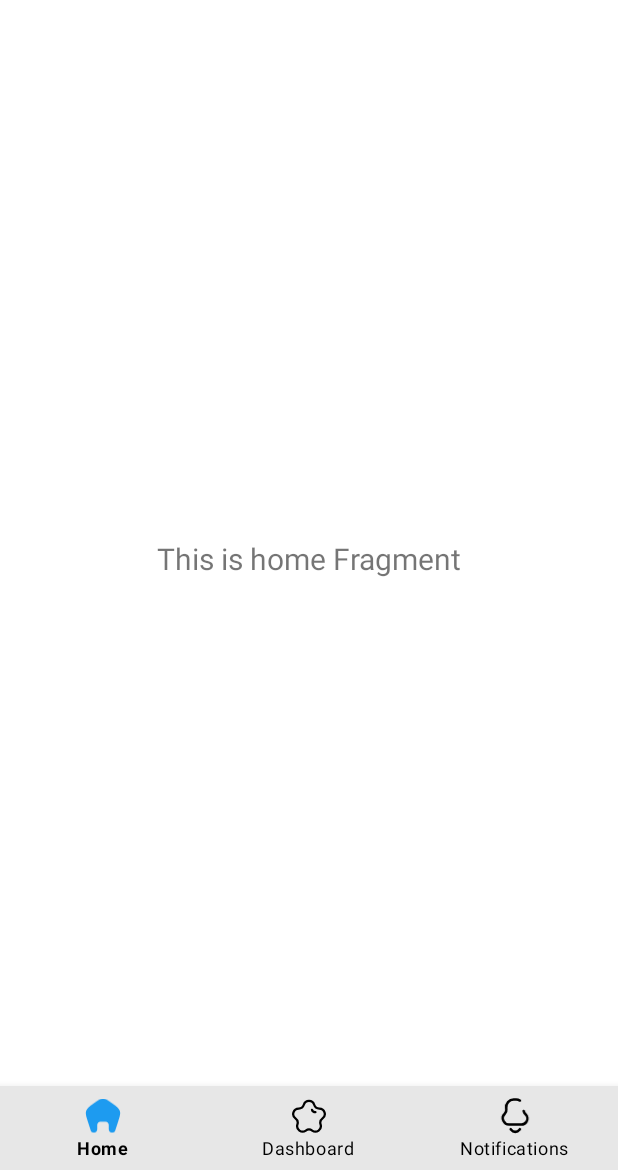
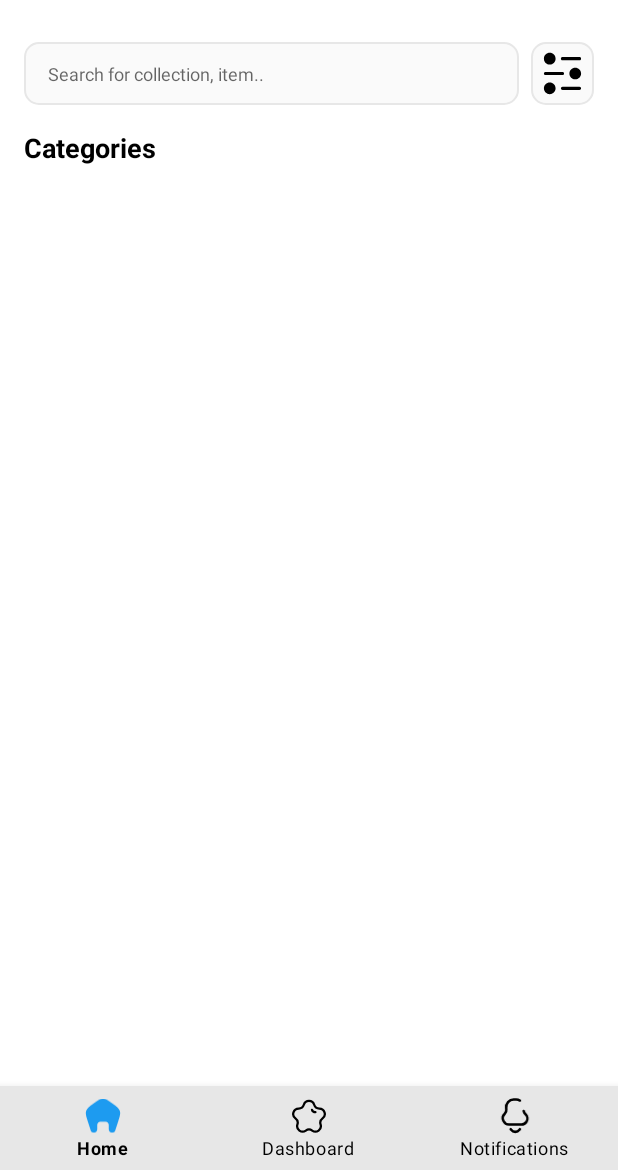
Before and after one commit to shakiz/nft_u, an Android app: the screen it shows after launch (MainActivity), on a phone screen of 412 x 824 dp, the part 66-1236 px from its top. Run offline under Robolectric (Android 15) with nearby library versions, the phone set to English and light mode, and no system bars; our stand-ins replace navigation-ui.

Commit message:
Add observer and viewModel call for NFT category in home fragment

```diff
--- a/app/src/main/java/com/digital/nftu/presentation/views/home/HomeFragment.kt
+++ b/app/src/main/java/com/digital/nftu/presentation/views/home/HomeFragment.kt
@@ -2,8 +2,6 @@ package com.digital.nftu.presentation.views.home
 
 import android.os.Bundle
 import android.view.*
-import android.widget.TextView
-import android.widget.Toast
 import androidx.core.view.MenuHost
 import androidx.core.view.MenuProvider
 import androidx.fragment.app.Fragment
@@ -18,6 +16,8 @@ class HomeFragment : Fragment() {
     private var _binding: FragmentHomeBinding? = null
     private val binding get() = _binding!!
 
+    private lateinit var viewModel: HomeViewModel
+
     override fun onCreate(savedInstanceState: Bundle?) {
         super.onCreate(savedInstanceState)
     }
@@ -27,17 +27,11 @@ class HomeFragment : Fragment() {
         container: ViewGroup?,
         savedInstanceState: Bundle?
     ): View {
-        val homeViewModel =
-            ViewModelProvider(this).get(HomeViewModel::class.java)
+        viewModel =
+            ViewModelProvider(this)[HomeViewModel::class.java]
 
         _binding = FragmentHomeBinding.inflate(inflater, container, false)
-        val root: View = binding.root
-
-        val textView: TextView = binding.textHome
-        homeViewModel.text.observe(viewLifecycleOwner) {
-            textView.text = it
-        }
-        return root
+        return binding.root
     }
 
     override fun onViewCreated(view: View, savedInstanceState: Bundle?) {
@@ -45,6 +39,8 @@ class HomeFragment : Fragment() {
 
         setupToolbar()
         prepareToolbarMenus()
+        initObserver()
+        viewModel.fetchCategoryItems()
     }
 
     private fun setupToolbar(){
@@ -75,6 +71,10 @@ class HomeFragment : Fragment() {
         }, viewLifecycleOwner, Lifecycle.State.RESUMED)
     }
 
+    private fun initObserver(){
+
+    }
+
     override fun onDestroyView() {
         super.onDestroyView()
         _binding = null
--- a/app/src/main/java/com/digital/nftu/presentation/views/home/HomeViewModel.kt
+++ b/app/src/main/java/com/digital/nftu/presentation/views/home/HomeViewModel.kt
@@ -10,4 +10,8 @@ class HomeViewModel : ViewModel() {
         value = "This is home Fragment"
     }
     val text: LiveData<String> = _text
+
+    fun fetchCategoryItems(){
+
+    }
 }
--- a/app/src/main/res/layout/fragment_home.xml
+++ b/app/src/main/res/layout/fragment_home.xml
@@ -42,17 +42,44 @@
 
     </com.google.android.material.appbar.MaterialToolbar>
 
+    <include
+        android:id="@+id/layoutFilter"
+        layout="@layout/item_layout_filter"
+        android:layout_height="wrap_content"
+        android:layout_width="0dp"
+        android:layout_marginStart="16dp"
+        android:layout_marginEnd="16dp"
+        android:layout_marginTop="16dp"
+        app:layout_constraintTop_toBottomOf="@id/toolbar"
+        app:layout_constraintStart_toStartOf="parent"
+        app:layout_constraintEnd_toEndOf="parent"/>
+
     <TextView
-        android:id="@+id/text_home"
+        android:id="@+id/tvCategoryHeading"
+        style="@style/ToolbarTitleTextStyle"
+        android:layout_width="0dp"
+        android:layout_height="wrap_content"
+        android:layout_marginStart="16dp"
+        android:layout_marginEnd="16dp"
+        android:layout_marginTop="16dp"
+        android:text="@string/categories"
+        android:textColor="@color/black"
+        app:layout_constraintStart_toStartOf="parent"
+        app:layout_constraintEnd_toEndOf="parent"
+        app:layout_constraintTop_toBottomOf="@id/layoutFilter"/>
+
+    <androidx.recyclerview.widget.RecyclerView
+        android:id="@+id/rvCategory"
         android:layout_width="match_parent"
         android:layout_height="wrap_content"
-        android:layout_marginStart="8dp"
-        android:layout_marginTop="8dp"
-        android:layout_marginEnd="8dp"
-        android:textAlignment="center"
-        android:textSize="20sp"
-        app:layout_constraintBottom_toBottomOf="parent"
+        android:layout_marginStart="16dp"
+        android:layout_marginEnd="16dp"
+        android:layout_marginTop="12dp"
+        app:layout_constraintStart_toStartOf="parent"
         app:layout_constraintEnd_toEndOf="parent"
-        app:layout_constraintStart_toStartOf="parent"
-        app:layout_constraintTop_toTopOf="parent" />
+        app:layout_constraintTop_toBottomOf="@id/tvCategoryHeading"
+        app:layoutManager="androidx.recyclerview.widget.LinearLayoutManager"
+        android:orientation="horizontal"
+        tools:listitem="@layout/item_layout_category"/>
+
 </androidx.constraintlayout.widget.ConstraintLayout>
```
